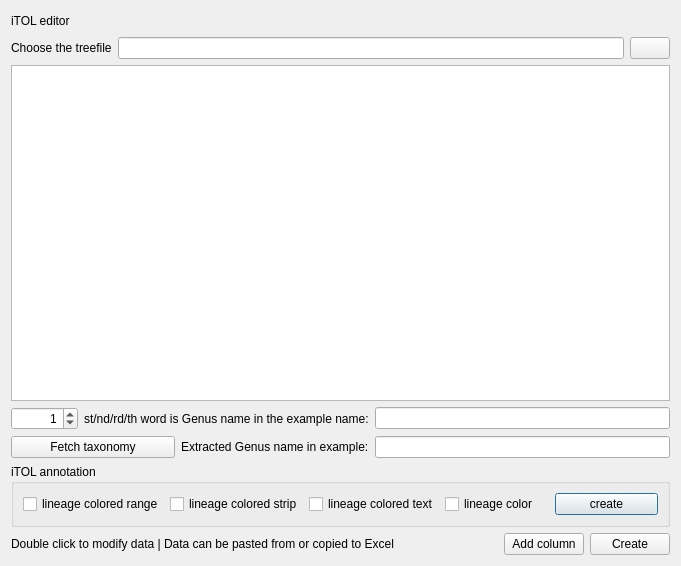
First picture: the form in PhyloSuite/uifiles/iTOLAnnotation.ui, repository dongzhang0725/PhyloSuite, before the edit.
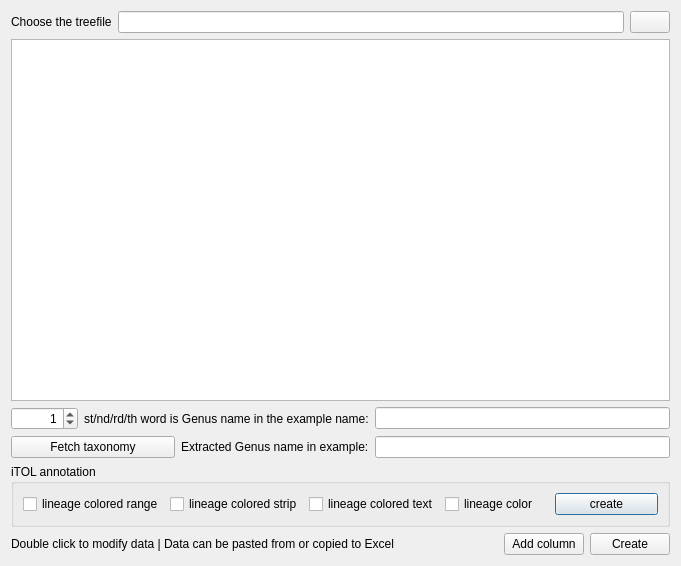
Second picture: the form after the edit. Icons and pictures are not drawn. Custom widgets are drawn as their Qt base class.

What changed in the file:
```diff
--- a/PhyloSuite/uifiles/iTOLAnnotation.ui
+++ b/PhyloSuite/uifiles/iTOLAnnotation.ui
@@ -17,28 +17,7 @@
    <item row="0" column="0">
     <layout class="QGridLayout" name="gridLayout_6">
      <item row="0" column="0">
-      <layout class="QGridLayout" name="gridLayout_4">
-       <item row="0" column="0">
-        <widget class="QLabel" name="label_2">
-         <property name="text">
-          <string>iTOL editor</string>
-         </property>
-        </widget>
-       </item>
-       <item row="0" column="1">
-        <spacer name="horizontalSpacer_2">
-         <property name="orientation">
-          <enum>Qt::Horizontal</enum>
-         </property>
-         <property name="sizeHint" stdset="0">
-          <size>
-           <width>40</width>
-           <height>20</height>
-          </size>
-         </property>
-        </spacer>
-       </item>
-      </layout>
+      <layout class="QGridLayout" name="gridLayout_4"/>
      </item>
      <item row="4" column="0">
       <widget class="QGroupBox" name="groupBox">
```
Left out of the diff: 8 changed lines with no effect on the pictures.
